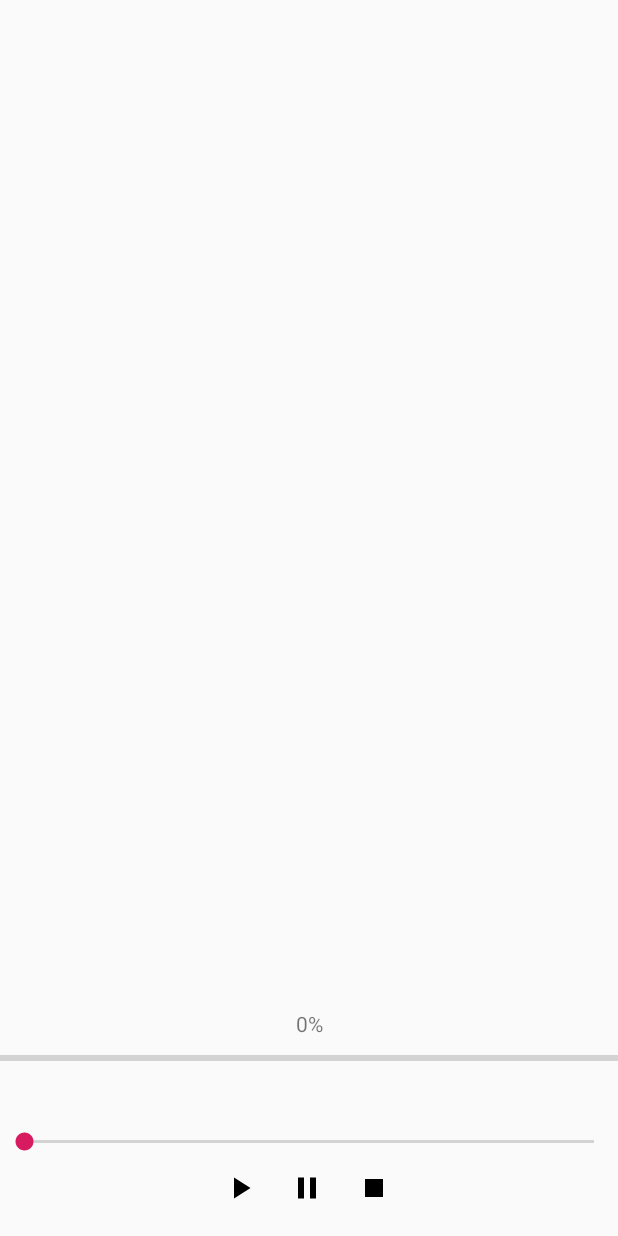
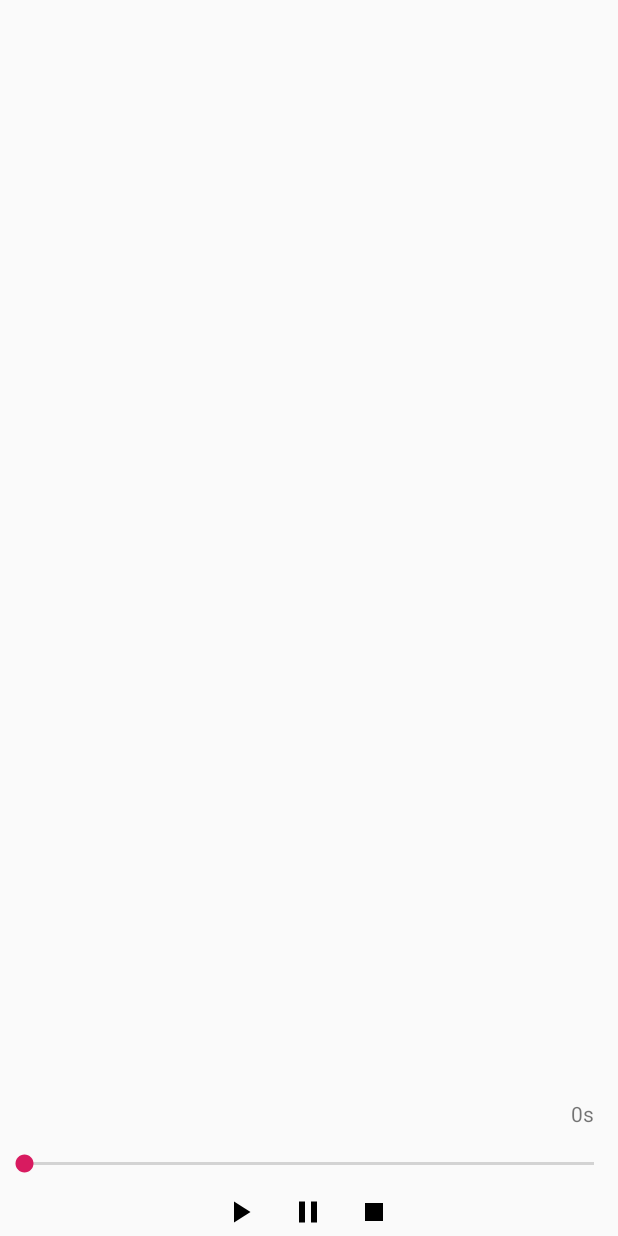
Before and after one commit to dsh3406/AudioBookUpdated, an Android app: the layout fragment_book_details.xml on its own in the app's theme, with its tools: preview values and no code run, on a phone screen of 412 x 824 dp. Run offline under Robolectric (Android 15) with nearby library versions, the phone set to English and light mode, and no system bars.

Commit message:
Implemented seek bar and progress change.

```diff
--- a/app/src/main/AndroidManifest.xml
+++ b/app/src/main/AndroidManifest.xml
@@ -10,7 +10,7 @@
         android:roundIcon="@mipmap/ic_launcher_round"
         android:supportsRtl="true"
         android:theme="@style/AppTheme">
-        <activity android:name=".MainActivity">
+        <activity android:name=".MainActivity" android:windowSoftInputMode="adjustResize">
             <intent-filter>
                 <action android:name="android.intent.action.MAIN" />
 
--- a/app/src/main/res/layout-sw600dp/fragment_book_details.xml
+++ b/app/src/main/res/layout-sw600dp/fragment_book_details.xml
@@ -9,20 +9,23 @@
     <TextView
         android:id="@+id/bookTitle"
         android:layout_width="0dp"
-        android:layout_height="174dp"
+        android:layout_height="115dp"
+        android:layout_marginTop="8dp"
+        android:layout_marginBottom="8dp"
         android:gravity="center"
         android:textSize="32sp"
+        android:visibility="visible"
         app:layout_constraintBottom_toBottomOf="parent"
         app:layout_constraintEnd_toEndOf="parent"
         app:layout_constraintHorizontal_bias="0.0"
         app:layout_constraintStart_toStartOf="parent"
         app:layout_constraintTop_toBottomOf="@+id/bookImage"
-        app:layout_constraintVertical_bias="0.0" />
+        app:layout_constraintVertical_bias="0.097" />
 
     <ImageView
         android:id="@+id/bookImage"
         android:layout_width="0dp"
-        android:layout_height="352dp"
+        android:layout_height="417dp"
         android:layout_marginBottom="8dp"
         android:adjustViewBounds="true"
         app:layout_constraintBottom_toBottomOf="parent"
@@ -30,79 +33,82 @@
         app:layout_constraintHorizontal_bias="0.0"
         app:layout_constraintStart_toStartOf="parent"
         app:layout_constraintTop_toTopOf="parent"
-        app:layout_constraintVertical_bias="0.32" />
+        app:layout_constraintVertical_bias="0.418" />
+
+    <SeekBar
+        android:id="@+id/seekBar"
+        android:layout_width="0dp"
+        android:layout_height="21dp"
+        android:layout_marginTop="8dp"
+        android:layout_marginBottom="52dp"
+        app:layout_constraintBottom_toBottomOf="parent"
+        app:layout_constraintEnd_toEndOf="parent"
+        app:layout_constraintStart_toStartOf="parent"
+        app:layout_constraintTop_toBottomOf="@+id/bookTitle"
+        app:layout_constraintVertical_bias="1.0" />
 
     <ImageButton
         android:id="@+id/playButton"
         android:layout_width="wrap_content"
         android:layout_height="wrap_content"
-        android:layout_marginStart="224dp"
-        android:layout_marginTop="175dp"
-        android:layout_marginEnd="328dp"
-        android:layout_marginBottom="67dp"
+        android:layout_marginStart="148dp"
+        android:layout_marginTop="8dp"
+        android:layout_marginEnd="8dp"
+        android:layout_marginBottom="4dp"
+        android:background="@android:color/transparent"
         android:src="@drawable/ic_play_arrow_black_24dp"
         app:layout_constraintBottom_toBottomOf="parent"
         app:layout_constraintEnd_toEndOf="parent"
-        app:layout_constraintHorizontal_bias="1.0"
+        app:layout_constraintHorizontal_bias="0.0"
         app:layout_constraintStart_toStartOf="parent"
-        app:layout_constraintTop_toBottomOf="@+id/bookTitle"
-        app:layout_constraintVertical_bias="0.0" />
+        app:layout_constraintTop_toTopOf="@+id/seekBar"
+        app:layout_constraintVertical_bias="0.567" />
 
     <ImageButton
         android:id="@+id/stopButton"
         android:layout_width="wrap_content"
         android:layout_height="wrap_content"
-        android:layout_marginStart="35dp"
-        android:layout_marginTop="175dp"
-        android:layout_marginEnd="245dp"
-        android:layout_marginBottom="67dp"
+        android:layout_marginStart="8dp"
+        android:layout_marginTop="8dp"
+        android:layout_marginBottom="4dp"
+        android:background="@android:color/transparent"
         android:src="@drawable/ic_stop_black_24dp"
         app:layout_constraintBottom_toBottomOf="parent"
         app:layout_constraintEnd_toEndOf="parent"
-        app:layout_constraintHorizontal_bias="1.0"
-        app:layout_constraintStart_toEndOf="@+id/playButton"
-        app:layout_constraintTop_toBottomOf="@+id/bookTitle"
+        app:layout_constraintHorizontal_bias="0.604"
+        app:layout_constraintStart_toStartOf="parent"
+        app:layout_constraintTop_toBottomOf="@+id/seekBar"
         app:layout_constraintVertical_bias="0.0" />
 
-    <SeekBar
-        android:id="@+id/seekBar"
-        android:layout_width="0dp"
+    <TextView
+        android:id="@+id/progressText"
+        android:layout_width="wrap_content"
         android:layout_height="wrap_content"
-        android:layout_marginTop="133dp"
+        android:layout_marginStart="8dp"
+        android:layout_marginTop="8dp"
+        android:layout_marginEnd="16dp"
         android:layout_marginBottom="8dp"
+        android:text="0s"
         app:layout_constraintBottom_toBottomOf="parent"
         app:layout_constraintEnd_toEndOf="parent"
         app:layout_constraintHorizontal_bias="1.0"
         app:layout_constraintStart_toStartOf="parent"
-        app:layout_constraintTop_toBottomOf="@+id/bookTitle"
-        app:layout_constraintVertical_bias="0.148" />
+        app:layout_constraintTop_toTopOf="parent"
+        app:layout_constraintVertical_bias="0.934" />
 
-    <ProgressBar
-        android:id="@+id/progressBar"
-        style="?android:attr/progressBarStyleHorizontal"
-        android:layout_width="0dp"
+    <ImageButton
+        android:id="@+id/pauseButton"
+        android:layout_width="wrap_content"
         android:layout_height="wrap_content"
-        android:layout_marginTop="122dp"
-        android:layout_marginBottom="13dp"
-        app:layout_constraintBottom_toTopOf="@+id/seekBar"
-        app:layout_constraintEnd_toEndOf="parent"
-        app:layout_constraintStart_toStartOf="parent"
-        app:layout_constraintTop_toBottomOf="@+id/bookTitle" />
-
-    <TextView
-        android:id="@+id/progressText"
-        android:layout_width="51dp"
-        android:layout_height="47dp"
-        android:layout_marginStart="272dp"
-        android:layout_marginTop="100dp"
-        android:layout_marginEnd="309dp"
-        android:layout_marginBottom="4dp"
-        android:text="0%"
-        app:layout_constraintBottom_toTopOf="@+id/progressBar"
-        app:layout_constraintEnd_toEndOf="parent"
-        app:layout_constraintHorizontal_bias="0.0"
-        app:layout_constraintStart_toStartOf="parent"
-        app:layout_constraintTop_toBottomOf="@+id/bookTitle"
-        app:layout_constraintVertical_bias="0.862" />
+        android:layout_marginStart="8dp"
+        android:layout_marginTop="8dp"
+        android:layout_marginEnd="8dp"
+        android:layout_marginBottom="20dp"
+        android:background="@android:color/transparent"
+        android:src="@drawable/ic_pause_black_24dp"
+        app:layout_constraintBottom_toBottomOf="parent"
+        app:layout_constraintEnd_toStartOf="@+id/stopButton"
+        app:layout_constraintStart_toEndOf="@+id/playButton"
+        app:layout_constraintTop_toBottomOf="@+id/seekBar" />
 
 </android.support.constraint.ConstraintLayout>
--- a/app/src/main/res/layout/fragment_book_details.xml
+++ b/app/src/main/res/layout/fragment_book_details.xml
@@ -9,9 +9,9 @@
     <TextView
         android:id="@+id/bookTitle"
         android:layout_width="0dp"
-        android:layout_height="82dp"
+        android:layout_height="79dp"
         android:layout_marginTop="8dp"
-        android:layout_marginBottom="8dp"
+        android:layout_marginBottom="16dp"
         android:gravity="center"
         android:textSize="32sp"
         android:visibility="visible"
@@ -20,7 +20,7 @@
         app:layout_constraintHorizontal_bias="0.0"
         app:layout_constraintStart_toStartOf="parent"
         app:layout_constraintTop_toBottomOf="@+id/bookImage"
-        app:layout_constraintVertical_bias="0.097" />
+        app:layout_constraintVertical_bias="0.913" />
 
     <ImageView
         android:id="@+id/bookImage"
@@ -33,26 +33,26 @@
         app:layout_constraintHorizontal_bias="0.0"
         app:layout_constraintStart_toStartOf="parent"
         app:layout_constraintTop_toTopOf="parent"
-        app:layout_constraintVertical_bias="0.418" />
+        app:layout_constraintVertical_bias="0.383" />
 
     <SeekBar
         android:id="@+id/seekBar"
         android:layout_width="0dp"
-        android:layout_height="21dp"
+        android:layout_height="20dp"
         android:layout_marginTop="8dp"
-        android:layout_marginBottom="52dp"
+        android:layout_marginBottom="16dp"
         app:layout_constraintBottom_toBottomOf="parent"
         app:layout_constraintEnd_toEndOf="parent"
+        app:layout_constraintHorizontal_bias="1.0"
         app:layout_constraintStart_toStartOf="parent"
-        app:layout_constraintTop_toBottomOf="@+id/bookTitle"
-        app:layout_constraintVertical_bias="1.0" />
+        app:layout_constraintTop_toTopOf="parent"
+        app:layout_constraintVertical_bias="0.972" />
 
     <ImageButton
         android:id="@+id/playButton"
         android:layout_width="wrap_content"
         android:layout_height="wrap_content"
         android:layout_marginStart="148dp"
-        android:layout_marginTop="8dp"
         android:layout_marginEnd="8dp"
         android:layout_marginBottom="4dp"
         android:background="@android:color/transparent"
@@ -60,65 +60,47 @@
         app:layout_constraintBottom_toBottomOf="parent"
         app:layout_constraintEnd_toEndOf="parent"
         app:layout_constraintHorizontal_bias="0.0"
-        app:layout_constraintStart_toStartOf="parent"
-        app:layout_constraintTop_toTopOf="@+id/seekBar"
-        app:layout_constraintVertical_bias="0.567" />
+        app:layout_constraintStart_toStartOf="parent" />
 
     <ImageButton
         android:id="@+id/stopButton"
         android:layout_width="wrap_content"
         android:layout_height="wrap_content"
         android:layout_marginStart="8dp"
-        android:layout_marginTop="8dp"
         android:layout_marginBottom="4dp"
         android:background="@android:color/transparent"
         android:src="@drawable/ic_stop_black_24dp"
         app:layout_constraintBottom_toBottomOf="parent"
         app:layout_constraintEnd_toEndOf="parent"
         app:layout_constraintHorizontal_bias="0.604"
-        app:layout_constraintStart_toStartOf="parent"
-        app:layout_constraintTop_toBottomOf="@+id/seekBar"
-        app:layout_constraintVertical_bias="0.0" />
-
-    <ProgressBar
-        android:id="@+id/progressBar"
-        style="?android:attr/progressBarStyleHorizontal"
-        android:layout_width="0dp"
-        android:layout_height="21dp"
-        android:layout_marginTop="100dp"
-        android:layout_marginBottom="8dp"
-        app:layout_constraintBottom_toBottomOf="parent"
-        app:layout_constraintEnd_toEndOf="parent"
-        app:layout_constraintStart_toStartOf="parent"
-        app:layout_constraintTop_toBottomOf="@+id/bookTitle"
-        app:layout_constraintVertical_bias="0.125" />
+        app:layout_constraintStart_toStartOf="parent" />
 
     <TextView
         android:id="@+id/progressText"
         android:layout_width="wrap_content"
         android:layout_height="wrap_content"
-        android:layout_marginStart="150dp"
-        android:layout_marginTop="90dp"
-        android:layout_marginEnd="150dp"
-        android:text="0%"
-        app:layout_constraintBottom_toTopOf="@+id/progressBar"
+        android:layout_marginTop="8dp"
+        android:layout_marginBottom="8dp"
+        android:text="0s"
+        app:layout_constraintBottom_toBottomOf="parent"
         app:layout_constraintEnd_toEndOf="parent"
+        app:layout_constraintHorizontal_bias="0.959"
         app:layout_constraintStart_toStartOf="parent"
-        app:layout_constraintTop_toBottomOf="@+id/bookTitle" />
+        app:layout_constraintTop_toTopOf="parent"
+        app:layout_constraintVertical_bias="0.919" />
 
     <ImageButton
         android:id="@+id/pauseButton"
         android:layout_width="wrap_content"
         android:layout_height="wrap_content"
         android:layout_marginStart="8dp"
-        android:layout_marginTop="8dp"
         android:layout_marginEnd="8dp"
-        android:layout_marginBottom="20dp"
+        android:layout_marginBottom="4dp"
         android:background="@android:color/transparent"
         android:src="@drawable/ic_pause_black_24dp"
         app:layout_constraintBottom_toBottomOf="parent"
         app:layout_constraintEnd_toStartOf="@+id/stopButton"
-        app:layout_constraintStart_toEndOf="@+id/playButton"
-        app:layout_constraintTop_toBottomOf="@+id/seekBar" />
+        app:layout_constraintHorizontal_bias="0.52"
+        app:layout_constraintStart_toEndOf="@+id/playButton" />
 
 </android.support.constraint.ConstraintLayout>
```
Also changed, not shown: app/src/main/java/com/example/bookcase/BookDetailsFragment.java (+15 -6 lines), app/src/main/java/com/example/bookcase/MainActivity.java (+16 -0 lines), app/src/main/java/com/example/bookcase/ViewPagerFragment.java (+13 -3 lines), app/src/main/res/layout-land/activity_main.xml (+10 -11 lines).
